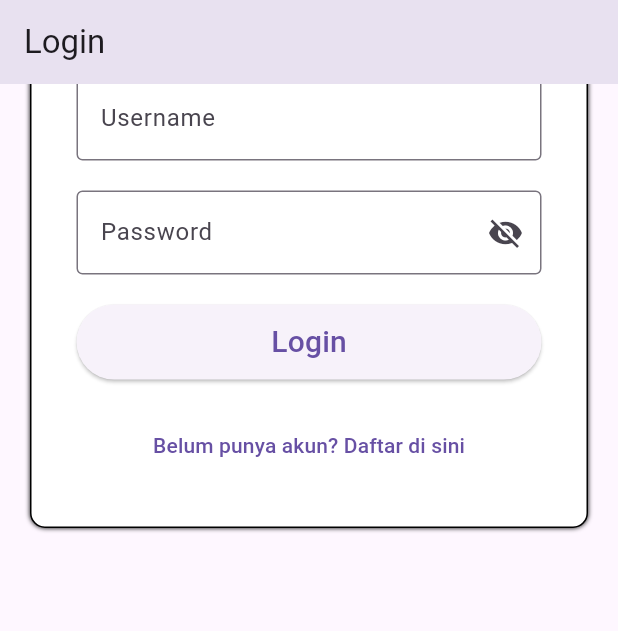
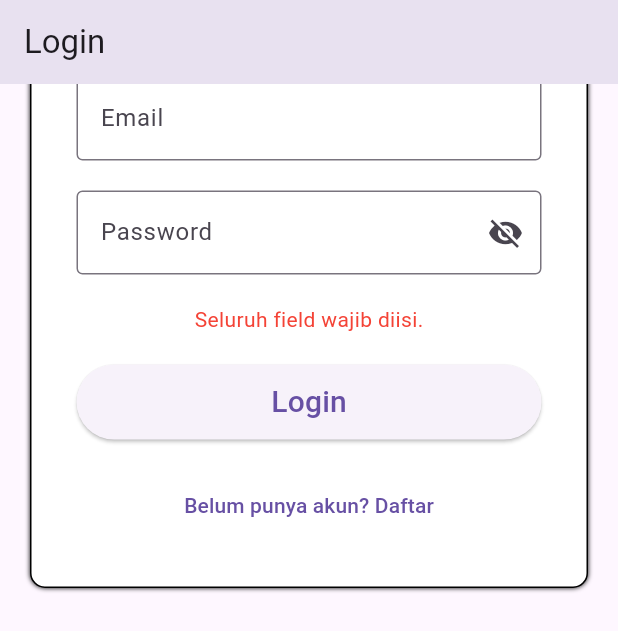
Before and after one commit to byMann/myMarket, a Flutter app: the screen it shows after launch, scrolled down 56 dp, after a tap on "Login", on a phone screen of 412 x 824 dp. Shown: the top 631 px of the screen. Run offline on Flutter 3.47's test engine with Material 3 defaults, Android fonts, the phone set to English and light mode, and no system bars; our stand-ins replace shared_preferences.

Commit message:
Login FIX
textfielld using controller

```diff
--- a/my_market_app/lib/screen/login.dart
+++ b/my_market_app/lib/screen/login.dart
@@ -1,5 +1,4 @@
 import 'dart:convert';
-
 import 'package:flutter/material.dart';
 import 'package:http/http.dart' as http;
 import 'package:my_market_app/screen/pembeli/homecustomer.dart';
@@ -20,22 +19,29 @@ class MyLogin extends StatelessWidget {
 
 class Login extends StatefulWidget {
   @override
-  State<StatefulWidget> createState() {
-    return _LoginState();
-  }
+  State<StatefulWidget> createState() => _LoginState();
 }
 
 class _LoginState extends State<Login> {
-  String _email = "";
-  String _password = "";
+  final TextEditingController _emailController = TextEditingController();
+  final TextEditingController _passwordController = TextEditingController();
   String _error_login = "";
-  String? _selected_role;
   bool _eyePassword = true;
 
   void doLogin() async {
+    String email = _emailController.text;
+    String password = _passwordController.text;
+
+    if (email.isEmpty || password.isEmpty) {
+      setState(() {
+        _error_login = "Seluruh field wajib diisi.";
+      });
+      return;
+    }
+
     final response = await http.post(
       Uri.parse("https://ubaya.xyz/flutter/160422065/project/login.php"),
-      body: {'email': _email, 'password': _password},
+      body: {'email': email, 'password': password},
     );
 
     if (response.statusCode == 200) {
@@ -60,7 +66,7 @@ class _LoginState extends State<Login> {
         }
       } else {
         setState(() {
-          _error_login = "Username atau password salah.";
+          _error_login = "Email atau password salah.";
         });
       }
     } else {
@@ -94,19 +100,18 @@ class _LoginState extends State<Login> {
                     Padding(
                       padding: EdgeInsets.all(10),
                       child: TextField(
+                        controller: _emailController,
                         decoration: InputDecoration(
                           border: OutlineInputBorder(),
-                          labelText: 'Username',
+                          labelText: 'Email',
                           hintText: 'email@example.com',
                         ),
-                        onChanged: (email) {
-                          _email = email;
-                        },
                       ),
                     ),
                     Padding(
                       padding: EdgeInsets.all(10),
                       child: TextField(
+                        controller: _passwordController,
                         obscureText: _eyePassword,
                         decoration: InputDecoration(
                           border: OutlineInputBorder(),
@@ -125,12 +130,9 @@ class _LoginState extends State<Login> {
                             },
                           ),
                         ),
-                        onChanged: (passw) {
-                          _password = passw;
-                        },
                       ),
                     ),
-                    if (_error_login != "")
+                    if (_error_login.isNotEmpty)
                       Padding(
                         padding: EdgeInsets.all(10),
                         child: Text(
@@ -144,9 +146,7 @@ class _LoginState extends State<Login> {
                         width: double.infinity,
                         height: 50,
                         child: ElevatedButton(
-                          onPressed: () {
-                            doLogin();
-                          },
+                          onPressed: doLogin,
                           child: Text('Login', style: TextStyle(fontSize: 20)),
                         ),
                       ),
@@ -160,7 +160,7 @@ class _LoginState extends State<Login> {
                             MaterialPageRoute(builder: (context) => Register()),
                           );
                         },
-                        child: Text("Belum punya akun? Daftar di sini"),
+                        child: Text("Belum punya akun? Daftar"),
                       ),
                     ),
                   ],
```
